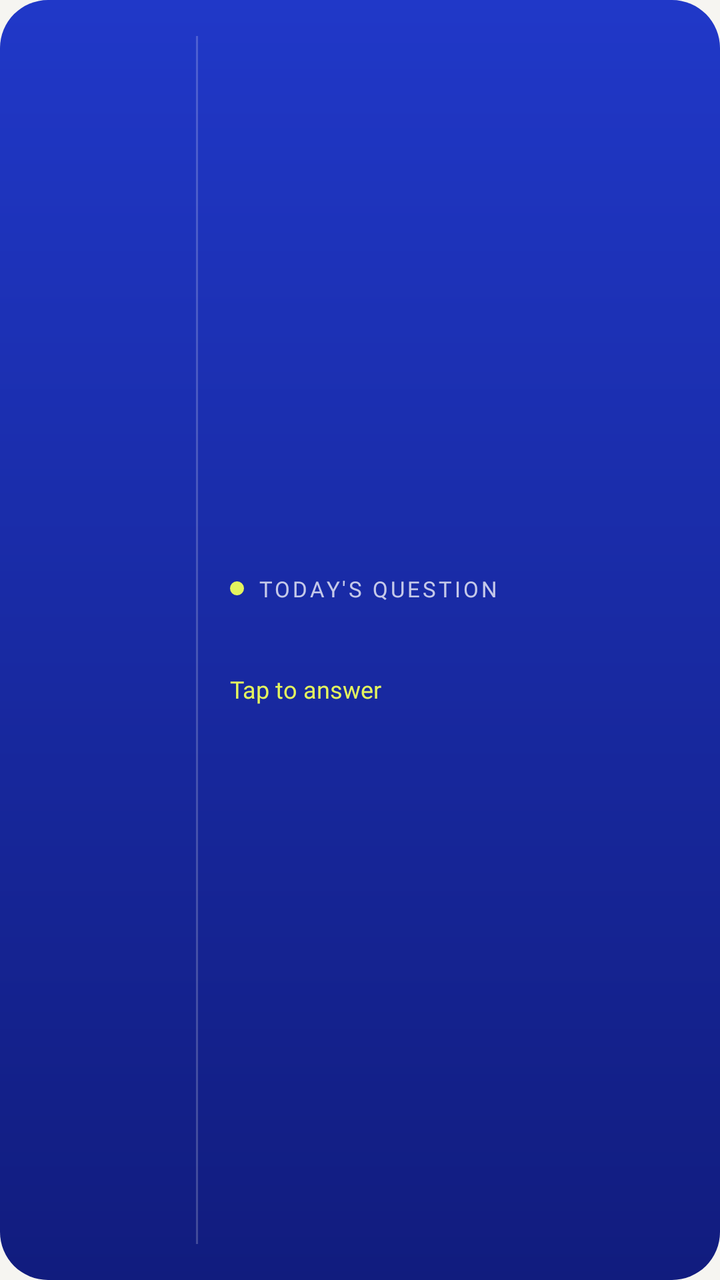
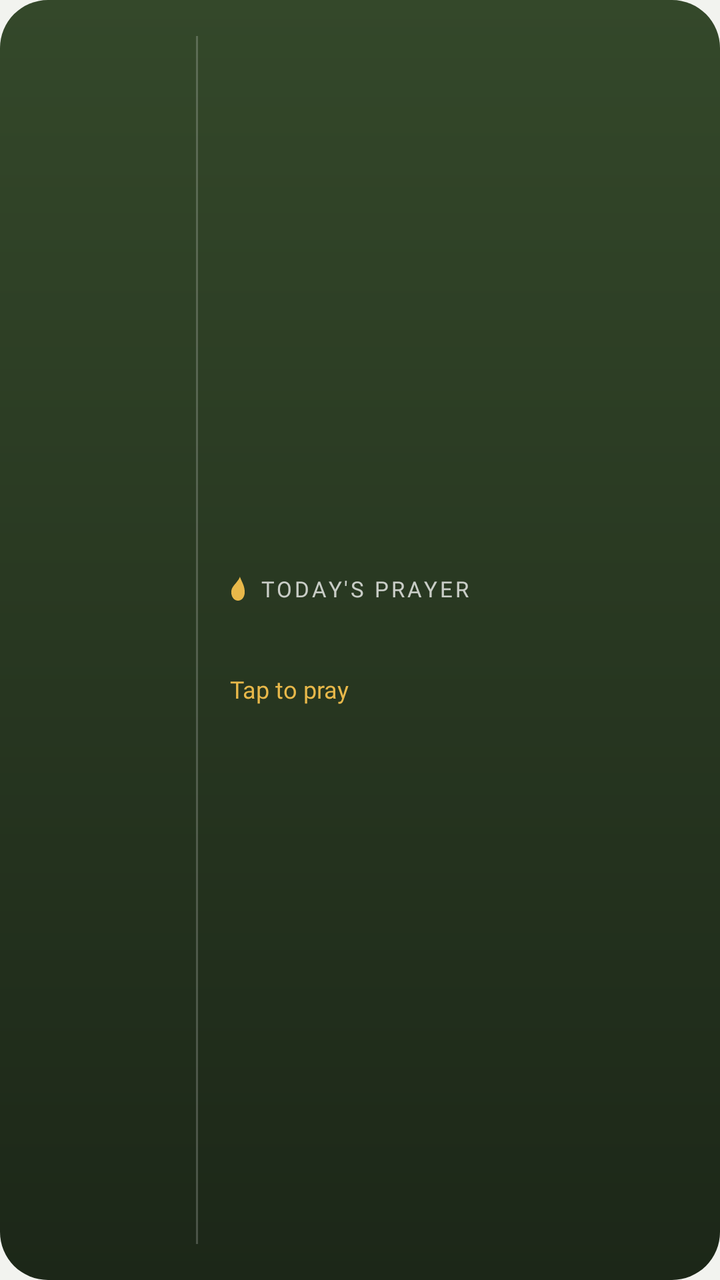

Two renders of the same Android screen: before a commit and after it. Below are the layout's source before the change and the commit's diff.
<!-- AndroidManifest.xml: application theme Theme.PrayerGate -->
<!-- res/layout/widget_prayergate.xml -->
<?xml version="1.0" encoding="utf-8"?>
<LinearLayout xmlns:android="http://schemas.android.com/apk/res/android"
    android:id="@+id/widget_root"
    android:layout_width="match_parent"
    android:layout_height="match_parent"
    android:background="@drawable/widget_background"
    android:gravity="center_vertical"
    android:orientation="horizontal"
    android:padding="18dp">

    <LinearLayout
        android:layout_width="wrap_content"
        android:layout_height="wrap_content"
        android:gravity="center_horizontal"
        android:minWidth="64dp"
        android:orientation="vertical">

        <TextView
            android:id="@+id/widget_streak"
            android:layout_width="wrap_content"
            android:layout_height="wrap_content"
            android:fontFamily="@font/ebgaramond"
            android:includeFontPadding="false"
            android:textColor="#FFFFFFFF"
            android:textSize="46sp" />

        <TextView
            android:id="@+id/widget_streak_label"
            android:layout_width="wrap_content"
            android:layout_height="wrap_content"
            android:fontFamily="@font/instrument_sans"
            android:letterSpacing="0.12"
            android:textAllCaps="true"
            android:textColor="#BFFFFFFF"
            android:textSize="11sp" />
    </LinearLayout>

    
    <FrameLayout
        android:layout_width="1dp"
        android:layout_height="match_parent"
        android:layout_marginStart="16dp"
        android:layout_marginEnd="16dp"
        android:background="#33FFFFFF" />

    <LinearLayout
        android:layout_width="0dp"
        android:layout_height="wrap_content"
        android:layout_weight="1"
        android:orientation="vertical">

        <LinearLayout
            android:layout_width="wrap_content"
            android:layout_height="wrap_content"
            android:gravity="center_vertical"
            android:orientation="horizontal">

            <ImageView
                android:layout_width="7dp"
                android:layout_height="7dp"
                android:contentDescription="@null"
                android:src="@drawable/widget_dot" />

            <TextView
                android:layout_width="wrap_content"
                android:layout_height="wrap_content"
                android:layout_marginStart="7dp"
                android:fontFamily="@font/instrument_sans"
                android:letterSpacing="0.12"
                android:text="@string/widget_today"
                android:textAllCaps="true"
                android:textColor="#BFFFFFFF"
                android:textSize="11sp" />
        </LinearLayout>

        <TextView
            android:id="@+id/widget_question"
            android:layout_width="match_parent"
            android:layout_height="wrap_content"
            android:layout_marginTop="6dp"
            android:ellipsize="end"
            android:fontFamily="@font/ebgaramond"
            android:maxLines="3"
            android:textColor="#FFFFFFFF"
            android:textSize="17sp" />

        <TextView
            android:layout_width="wrap_content"
            android:layout_height="wrap_content"
            android:layout_marginTop="6dp"
            android:fontFamily="@font/instrument_sans"
            android:text="@string/widget_tap"
            android:textColor="#E4F45E"
            android:textSize="12sp" />
    </LinearLayout>
</LinearLayout>
<!-- resources referenced by this layout -->
<resources>
  <!-- drawable widget_background (drawable) -->
  <?xml version="1.0" encoding="utf-8"?>
  <shape xmlns:android="http://schemas.android.com/apk/res/android" android:shape="rectangle">
      <corners android:radius="24dp" />
      <gradient
          android:angle="270"
          android:endColor="#FF111C7E"
          android:startColor="#FF2038C8" />
  </shape>
  <!-- drawable widget_dot (drawable) -->
  <?xml version="1.0" encoding="utf-8"?>
  <shape xmlns:android="http://schemas.android.com/apk/res/android" android:shape="oval">
      <solid android:color="#FFE4F45E" />
  </shape>
  <string name="widget_tap">Tap to answer</string>
  <string name="widget_today">Today\'s question</string>
  <style name="Theme.PrayerGate" parent="android:Theme.Material.Light.NoActionBar">
          <item name="android:windowBackground">@color/window_background</item>
      </style>
  <color name="window_background">#F6F5F1</color>
</resources>

<!-- the commit's change to res/layout/widget_prayergate.xml (unified diff, before → after) -->
@@ -56,10 +56,10 @@
             android:orientation="horizontal">
 
             <ImageView
-                android:layout_width="7dp"
-                android:layout_height="7dp"
+                android:layout_width="8dp"
+                android:layout_height="12dp"
                 android:contentDescription="@null"
-                android:src="@drawable/widget_dot" />
+                android:src="@drawable/widget_flame" />
 
             <TextView
                 android:layout_width="wrap_content"
@@ -74,13 +74,13 @@
         </LinearLayout>
 
         <TextView
-            android:id="@+id/widget_question"
+            android:id="@+id/widget_prayer"
             android:layout_width="match_parent"
             android:layout_height="wrap_content"
             android:layout_marginTop="6dp"
             android:ellipsize="end"
             android:fontFamily="@font/ebgaramond"
-            android:maxLines="3"
+            android:maxLines="4"
             android:textColor="#FFFFFFFF"
             android:textSize="17sp" />
 
@@ -90,7 +90,7 @@
             android:layout_marginTop="6dp"
             android:fontFamily="@font/instrument_sans"
             android:text="@string/widget_tap"
-            android:textColor="#E4F45E"
+            android:textColor="#E8B84A"
             android:textSize="12sp" />
     </LinearLayout>
 </LinearLayout>
<!-- resource entries referenced after the edit -->
@@ -6,19 +6,25 @@
       <corners android:radius="24dp" />
       <gradient
           android:angle="270"
-          android:endColor="#FF111C7E"
-          android:startColor="#FF2038C8" />
+          android:endColor="#FF1C2718"
+          android:startColor="#FF34482A" />
   </shape>
-  <!-- drawable widget_dot (drawable) -->
+  <!-- drawable widget_flame (drawable) -->
   <?xml version="1.0" encoding="utf-8"?>
-  <shape xmlns:android="http://schemas.android.com/apk/res/android" android:shape="oval">
-      <solid android:color="#FFE4F45E" />
-  </shape>
-  <string name="widget_tap">Tap to answer</string>
-  <string name="widget_today">Today\'s question</string>
+  <vector xmlns:android="http://schemas.android.com/apk/res/android"
+      android:width="8dp"
+      android:height="12dp"
+      android:viewportWidth="8"
+      android:viewportHeight="12">
+      <path
+          android:fillColor="#FFE8B84A"
+          android:pathData="M4.96,0.0 C5.6,2.16 7.36,4.32 7.36,7.68 C7.36,10.32 5.84,12.0 4.0,12.0 C2.16,12.0 0.64,10.32 0.64,7.68 C0.64,5.52 2.08,4.32 3.2,2.88 C4.0,1.8 4.64,1.08 4.96,0.0 Z" />
+  </vector>
+  <string name="widget_tap">Tap to pray</string>
+  <string name="widget_today">Today\'s prayer</string>
   <style name="Theme.PrayerGate" parent="android:Theme.Material.Light.NoActionBar">
           <item name="android:windowBackground">@color/window_background</item>
       </style>
-  <color name="window_background">#F6F5F1</color>
+  <color name="window_background">#F2F3EF</color>
 </resources>
 
